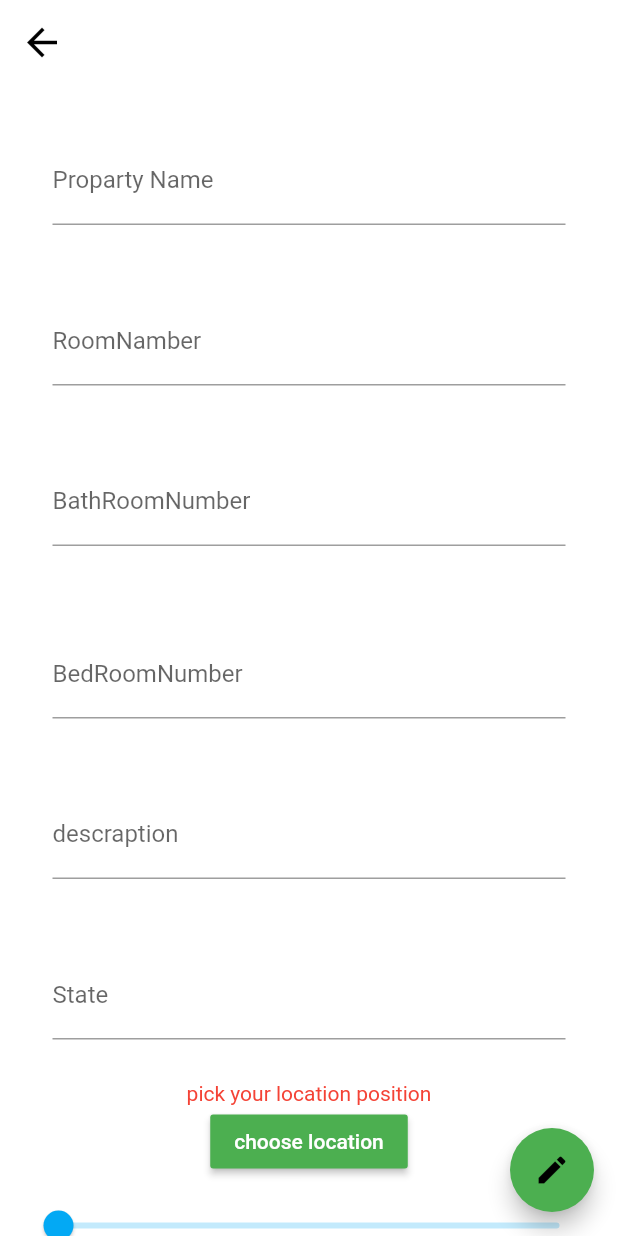
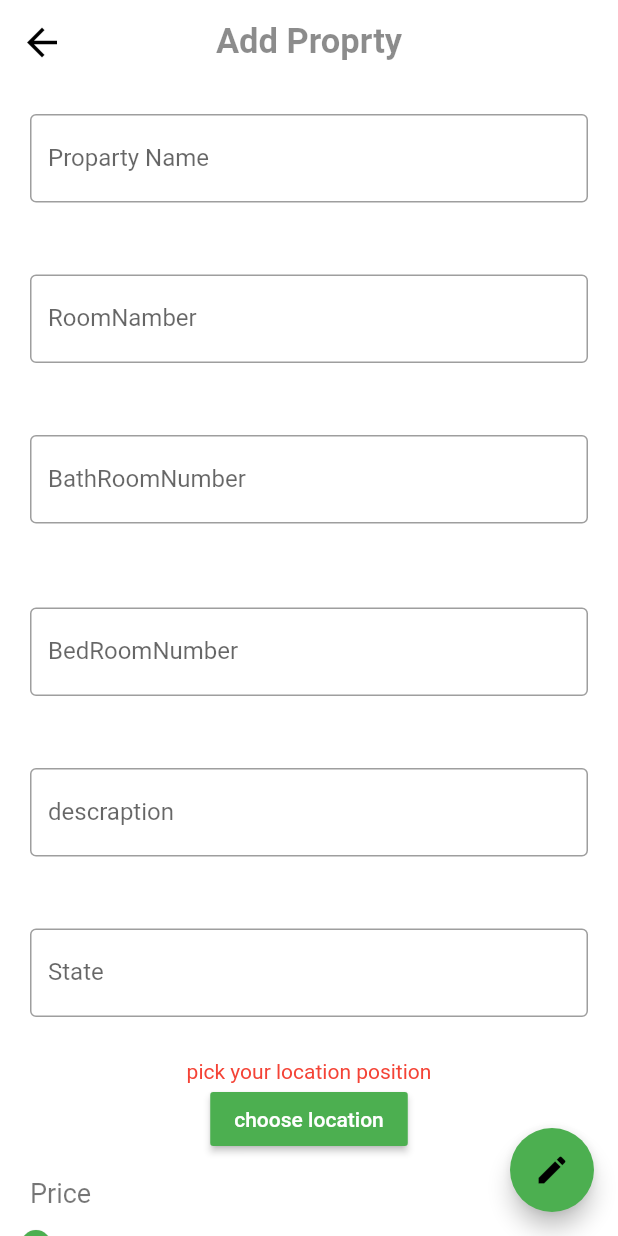
Before and after one commit to majd-alshalabi/property_management_system, a Flutter app: the AddScreen screen opened directly, on a phone screen of 412 x 824 dp. Run offline on Flutter 3.47's test engine with Material 2 defaults, Android fonts, the phone set to English and light mode, and no system bars; drawn by our look-alikes of syncfusion_flutter_sliders; our stand-ins replace bloc, either_dart, flutter_bloc, flutter_custom_clippers, flutter_spinkit, flutter_svg and 10 more; missing offline and left inert: flutter_advanced_networkimage_2; accounts and stored records are empty; project files that could hold a hidden picture were left out.

Commit message:
take for me

```diff
--- a/lib/core/componets/components.dart
+++ b/lib/core/componets/components.dart
@@ -83,7 +83,7 @@ class Mytextform extends StatelessWidget {
           },
           onChanged: (value) {},
           decoration: InputDecoration(
-              border: const UnderlineInputBorder(),
+              border: UnderlineInputBorder(),
               prefixIcon: prefixe,
               labelText: lable,
               suffixIcon: sufix != null
@@ -102,8 +102,13 @@ class textAdd extends StatelessWidget {
   Function valedat1;
   TextEditingController controller;
   String label1;
+  TextInputType typ;
+
   textAdd(
-      {required this.valedat1, required this.controller, required this.label1});
+      {required this.valedat1,
+      required this.controller,
+      required this.label1,
+      required this.typ});
 
   @override
   Widget build(BuildContext context) {
@@ -114,11 +119,13 @@ class textAdd extends StatelessWidget {
           borderRadius: BorderRadius.circular(10.0),
         ),
         child: TextFormField(
+          keyboardType: typ,
           controller: controller,
           validator: (value) {
             return valedat1(value);
           },
           decoration: InputDecoration(
+            border: OutlineInputBorder(),
             labelText: label1,
           ),
         ),
--- a/lib/feature/add_screen/add_screen.dart
+++ b/lib/feature/add_screen/add_screen.dart
@@ -38,7 +38,7 @@ class _AddScreenState extends State<AddScreen> {
   final bath_room_number = TextEditingController();
   final bed_room_number = TextEditingController();
   final proparty_type = TextEditingController();
-
+  List<bool> isSelectedState = [true, false];
   final name = TextEditingController();
   var fromkey = GlobalKey<FormState>();
 
@@ -165,16 +165,23 @@ class _AddScreenState extends State<AddScreen> {
         appBar: AppBar(
           backgroundColor: Colors.white,
           elevation: 00.0,
+          title: Text(
+            "Add Proprty",
+            style: TextStyle(
+                color: Colors.black45,
+                fontSize: 23.0,
+                fontWeight: FontWeight.bold),
+          ),
         ),
         body: SingleChildScrollView(
-          child: Padding(
-            padding: const EdgeInsets.all(15.0),
           child: Container(
             child: Form(
               key: fromkey,
               child: Column(
+                crossAxisAlignment: CrossAxisAlignment.start,
                 children: [
                   textAdd(
+                    typ: TextInputType.text,
                     controller: name,
                     valedat1: (value) {
                       if (value.isEmpty) {
@@ -188,6 +195,7 @@ class _AddScreenState extends State<AddScreen> {
                     height: 8.0,
                   ),
                   textAdd(
+                    typ: TextInputType.number,
                     controller: room_namber,
                     valedat1: (value) {
                       if (value.isEmpty) {
@@ -201,6 +209,7 @@ class _AddScreenState extends State<AddScreen> {
                     height: 8.0,
                   ),
                   textAdd(
+                    typ: TextInputType.number,
                     controller: bath_room_number,
                     valedat1: (value) {
                       if (value.isEmpty) {
@@ -217,6 +226,7 @@ class _AddScreenState extends State<AddScreen> {
                     height: 8.0,
                   ),
                   textAdd(
+                    typ: TextInputType.number,
                     controller: bed_room_number,
                     valedat1: (value) {
                       if (value.isEmpty) {
@@ -230,6 +240,7 @@ class _AddScreenState extends State<AddScreen> {
                     height: 8.0,
                   ),
                   textAdd(
+                    typ: TextInputType.text,
                     controller: descraption,
                     valedat1: (value) {
                       if (value.isEmpty) {
@@ -243,6 +254,7 @@ class _AddScreenState extends State<AddScreen> {
                     height: 8.0,
                   ),
                   textAdd(
+                    typ: TextInputType.text,
                     controller: state,
                     valedat1: (value) {
                       if (value.isEmpty) {
@@ -258,7 +270,8 @@ class _AddScreenState extends State<AddScreen> {
                   BlocBuilder(
                       bloc: sl<AddScreenCubit>(),
                       builder: (context, state) {
-                          return Container(
+                        return Center(
+                          child: Container(
                             child: Text(
                               sl<AddScreenCubit>().latLng != null
                                   ? "property location selected"
@@ -268,9 +281,11 @@ class _AddScreenState extends State<AddScreen> {
                                       ? Colors.green
                                       : Colors.red),
                             ),
+                          ),
                         );
                       }),
-                    MaterialButton(
+                  Center(
+                    child: MaterialButton(
                       textColor: Colors.white,
                       color: Colors.green,
                       onPressed: () {
@@ -283,14 +298,25 @@ class _AddScreenState extends State<AddScreen> {
                       },
                       child: const Text("choose location"),
                     ),
+                  ),
                   const SizedBox(
-                      height: 8.0,
+                    height: 15.0,
+                  ),
+                  Padding(
+                    padding: const EdgeInsets.symmetric(horizontal: 20.0),
+                    child: Text(
+                      "Price",
+                      style: TextStyle(fontSize: 18.0, color: Colors.black54),
+                    ),
                   ),
                   SfSlider(
                     min: 10000,
                     max: 100000,
+                    interval: 50000,
                     value: _values,
                     showTicks: true,
+                    activeColor: Colors.green,
+                    inactiveColor: Colors.green[100],
                     enableTooltip: true,
                     minorTicksPerInterval: 1,
                     onChanged: (dynamic value) {
@@ -321,8 +347,7 @@ class _AddScreenState extends State<AddScreen> {
                                                   .size
                                                   .width *
                                               0.01),
-                                        width:
-                                            MediaQuery.of(context).size.width *
+                                      width: MediaQuery.of(context).size.width *
                                           0.3,
                                       height:
                                           MediaQuery.of(context).size.width *
@@ -393,8 +418,7 @@ class _AddScreenState extends State<AddScreen> {
                                   ],
                                 );
                               },
-                                itemCount:
-                                    sl<AddScreenCubit>().fileList.length),
+                              itemCount: sl<AddScreenCubit>().fileList.length),
                         );
                       return const Offstage();
                     },
@@ -406,16 +430,17 @@ class _AddScreenState extends State<AddScreen> {
                       ),
                       MaterialButton(
                         textColor: Colors.white,
-                          color: Colors.black45,
+                        color: Colors.green,
                         onPressed: () {
                           _showChoiceDialog(context);
                         },
-                          child: const Text("Select Image"),
+                        child: const Text(
+                          "Select Image",
+                        ),
                       ),
                     ],
                   ),
                 ],
-                ),
               ),
             ),
           ),
--- a/lib/main.dart
+++ b/lib/main.dart
@@ -4,6 +4,7 @@ import 'package:flutter/services.dart';
 import 'package:flutter_spinkit/flutter_spinkit.dart';
 import 'package:google_maps_flutter/google_maps_flutter.dart';
 import 'package:loader_overlay/loader_overlay.dart';
+import 'package:property_management_system/feature/add_screen/add_screen.dart';
 import 'package:property_management_system/feature/favorite_screen/favorite_screen.dart';
 import 'package:property_management_system/feature/login_screen/login_screen.dart';
 import 'package:property_management_system/feature/reigster/reigster_screen.dart';
@@ -95,7 +96,7 @@ class MyApp extends StatelessWidget {
             color: Colors.teal,
             size: 50.0,
           )),
-          child: SplashScreen()),
+          child: AddScreen()),
     );
   }
 }
```
Also changed, not shown: pubspec.lock. Lines whose indentation alone changed are shown as unchanged.
